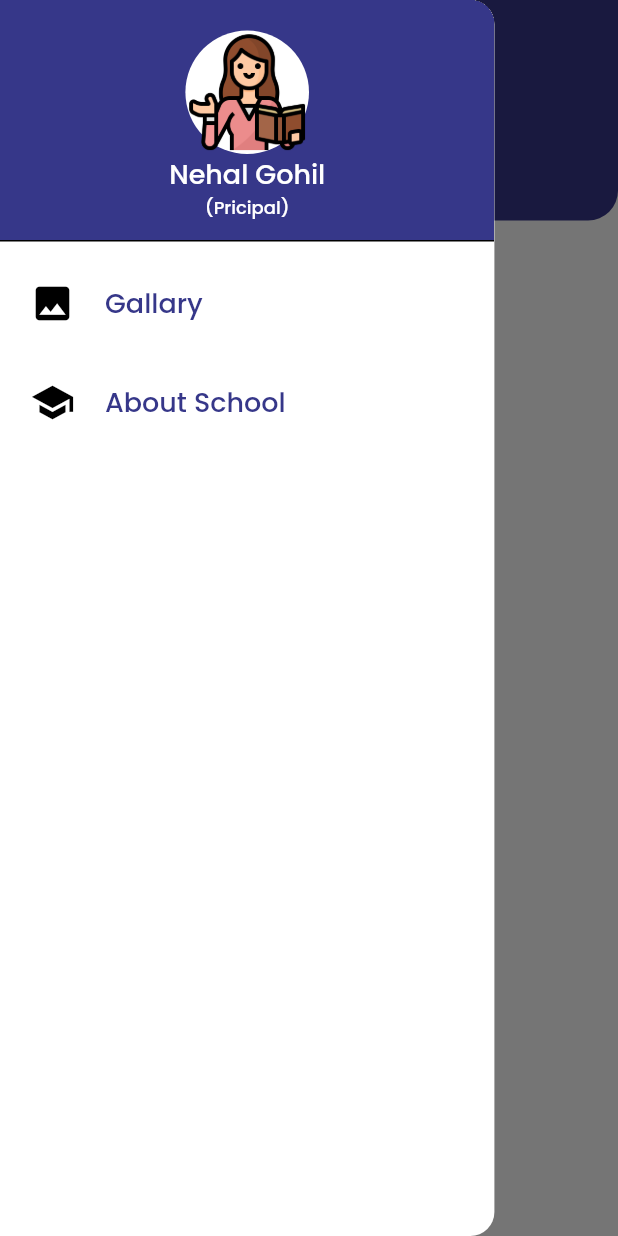
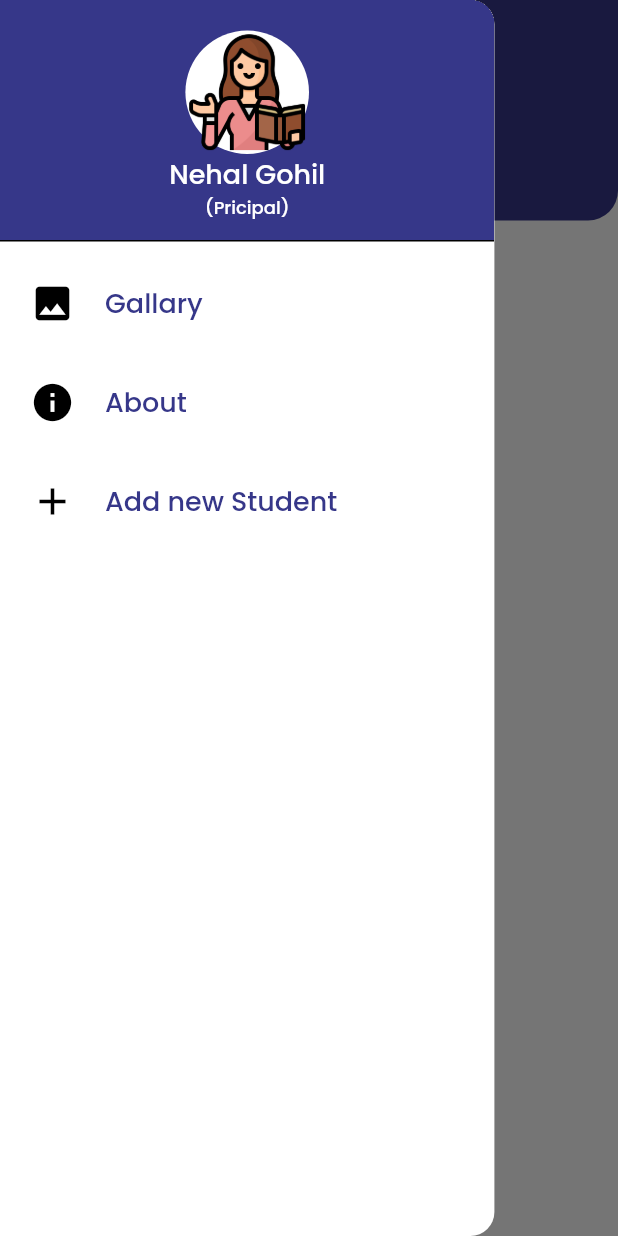
Before and after one commit to HarshMakwana27/blue_saffron_school_app, a Flutter app: the screen it shows after launch, with the side drawer open, on a phone screen of 412 x 824 dp. Run offline on Flutter 3.47's test engine with Material 2 defaults, Android fonts, the phone set to English and light mode, and no system bars; our stand-ins replace google_fonts, transparent_image; missing offline and left inert: dart:ffi.

Commit message:
added student info(Not on backend)

```diff
--- a/lib/drawer.dart
+++ b/lib/drawer/drawer.dart
@@ -1,6 +1,8 @@
 import 'package:flutter/material.dart';
 import 'package:google_fonts/google_fonts.dart';
+import 'package:school/drawer/widgets/drawer_tile.dart';
 import 'package:school/screens/about.dart';
+import 'package:school/screens/add_student.dart';
 import 'package:school/screens/gallary_screen.dart';
 
 class MainDrawer extends StatelessWidget {
@@ -61,44 +63,9 @@ class MainDrawer extends StatelessWidget {
               ],
             ),
           ),
-          ListTile(
-            contentPadding:
-                const EdgeInsets.symmetric(horizontal: 20, vertical: 5),
-            horizontalTitleGap: 20,
-            leading: const Icon(
-              Icons.image,
-              color: Color.fromARGB(255, 0, 0, 0),
-              size: 30,
-            ),
-            title: Text(
-              'Gallary',
-              style: TextStyle(
-                  color: Theme.of(context).colorScheme.primary, fontSize: 18),
-            ),
-            onTap: () {
-              Navigator.push(context,
-                  MaterialPageRoute(builder: (context) => GallaryScreen()));
-            },
-          ),
-          ListTile(
-            contentPadding:
-                const EdgeInsets.symmetric(horizontal: 20, vertical: 5),
-            horizontalTitleGap: 20,
-            leading: const Icon(
-              Icons.school,
-              color: Color.fromARGB(255, 0, 0, 0),
-              size: 30,
-            ),
-            title: Text(
-              'About School',
-              style: TextStyle(
-                  color: Theme.of(context).colorScheme.primary, fontSize: 18),
-            ),
-            onTap: () {
-              Navigator.push(context,
-                  MaterialPageRoute(builder: (context) => AboutScreen()));
-            },
-          ),
+          DrawerTile('Gallary', Icons.image, GallaryScreen()),
+          const DrawerTile('About', Icons.info, AboutScreen()),
+          const DrawerTile('Add new Student', Icons.add, AddStudent())
         ]),
       ),
     );
--- /dev/null
+++ b/lib/drawer/widgets/drawer_tile.dart
@@ -0,0 +1,33 @@
+import 'package:flutter/material.dart';
+import 'package:flutter/widgets.dart';
+import 'package:school/screens/gallary_screen.dart';
+
+class DrawerTile extends StatelessWidget {
+  const DrawerTile(this.title, this.icon, this.widget, {super.key});
+
+  final String title;
+  final IconData icon;
+  final Widget widget;
+
+  @override
+  Widget build(BuildContext context) {
+    return ListTile(
+      contentPadding: const EdgeInsets.symmetric(horizontal: 20, vertical: 5),
+      horizontalTitleGap: 20,
+      leading: Icon(
+        icon,
+        color: const Color.fromARGB(255, 0, 0, 0),
+        size: 30,
+      ),
+      title: Text(
+        title,
+        style: TextStyle(
+            color: Theme.of(context).colorScheme.primary, fontSize: 18),
+      ),
+      onTap: () {
+        Navigator.push(
+            context, MaterialPageRoute(builder: (context) => widget));
+      },
+    );
+  }
+}
--- /dev/null
+++ b/lib/model/student.dart
@@ -0,0 +1,34 @@
+import 'dart:ffi';
+
+enum Gender { male, female }
+
+enum Medium { english, gujarati }
+
+enum Standard { KG1, KG2 }
+
+class Student {
+  Student({
+    required this.key,
+    required this.rollNumber,
+    required this.name,
+    required this.gender,
+    required this.medium,
+    required this.standard,
+    required this.joiningDate,
+  });
+  String key;
+  int rollNumber;
+  String name;
+  Gender gender;
+  Medium medium;
+  Standard standard;
+  DateTime joiningDate;
+}
+
+Map<String, DateAndAttendance> studentAttendance = {};
+
+class DateAndAttendance {
+  DateAndAttendance({required this.todaysDate, required this.isPresent});
+  DateTime todaysDate;
+  Bool isPresent;
+}
--- a/lib/screens/home_screen.dart
+++ b/lib/screens/home_screen.dart
@@ -1,5 +1,6 @@
 import 'package:flutter/material.dart';
-import 'package:school/drawer.dart';
+import 'package:school/drawer/drawer.dart';
+import 'package:school/screens/students_list.dart';
 
 class HomeScreen extends StatelessWidget {
   const HomeScreen({super.key});
@@ -96,19 +97,25 @@ class HomeScreen extends StatelessWidget {
                   // color: Theme.of(context).colorScheme.background,
                   // shadowColor: Theme.of(context).colorScheme.background,
                   surfaceTintColor: Theme.of(context).colorScheme.background,
+                  child: InkWell(
+                    onTap: () {
+                      Navigator.of(context).push(MaterialPageRoute(
+                        builder: (ctx) => const StudentsList(),
+                      ));
+                    },
                     child: Column(
                       mainAxisAlignment: MainAxisAlignment.center,
                       children: [
                         Container(
-                        padding: EdgeInsets.all(5),
+                          padding: const EdgeInsets.all(5),
                           width: 55,
                           height: 55,
-                        child: Icon(
+                          child: const Icon(
                             Icons.people_outline,
                             size: 50,
                           ),
                         ),
-                      Text(
+                        const Text(
                           'Students list',
                           textAlign: TextAlign.center,
                           style: TextStyle(
@@ -117,6 +124,7 @@ class HomeScreen extends StatelessWidget {
                               color: Color.fromARGB(255, 0, 0, 0)),
                         ),
                       ],
+                    ),
                   ),
                 ),
               ],
--- a/pubspec.yaml
+++ b/pubspec.yaml
@@ -37,6 +37,7 @@ dependencies:
   cupertino_icons: ^1.0.2
   google_fonts: ^5.1.0
   transparent_image: ^2.0.1
+  http: ^1.1.0
 
 dev_dependencies:
   flutter_test:
```
Also changed, not shown: lib/screens/add_student.dart (added, +53 -0 lines), lib/screens/students_list.dart (added, +25 -0 lines), lib/widgets/student_tile.dart (added, +12 -0 lines), pubspec.lock, 1 other file. Lines whose indentation alone changed are shown as unchanged.
